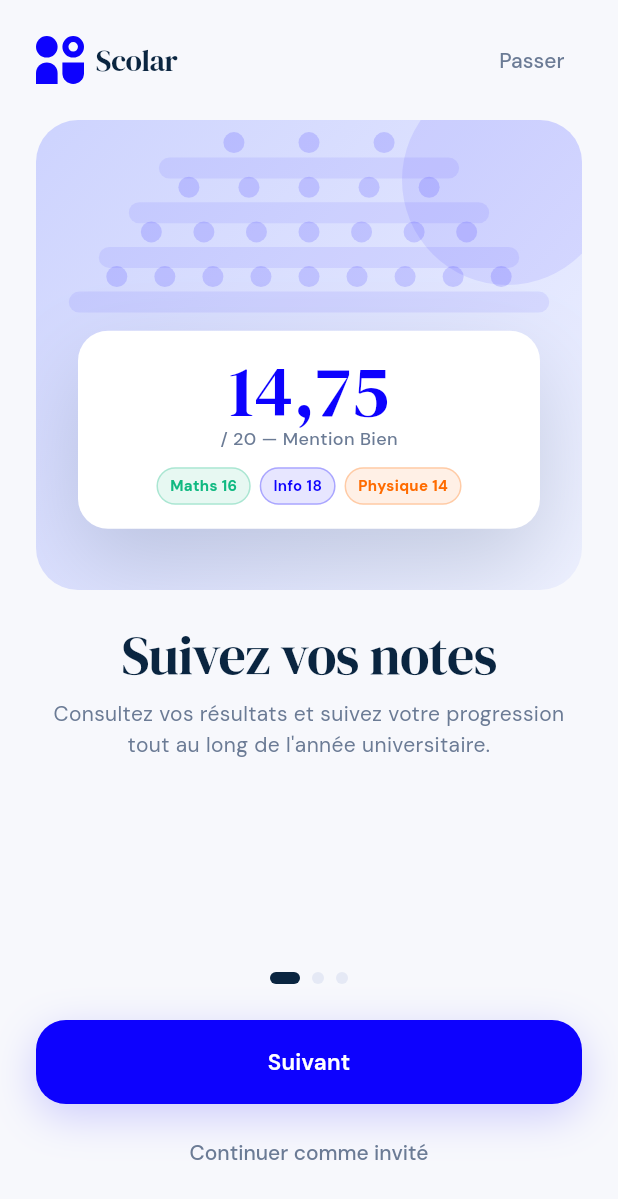
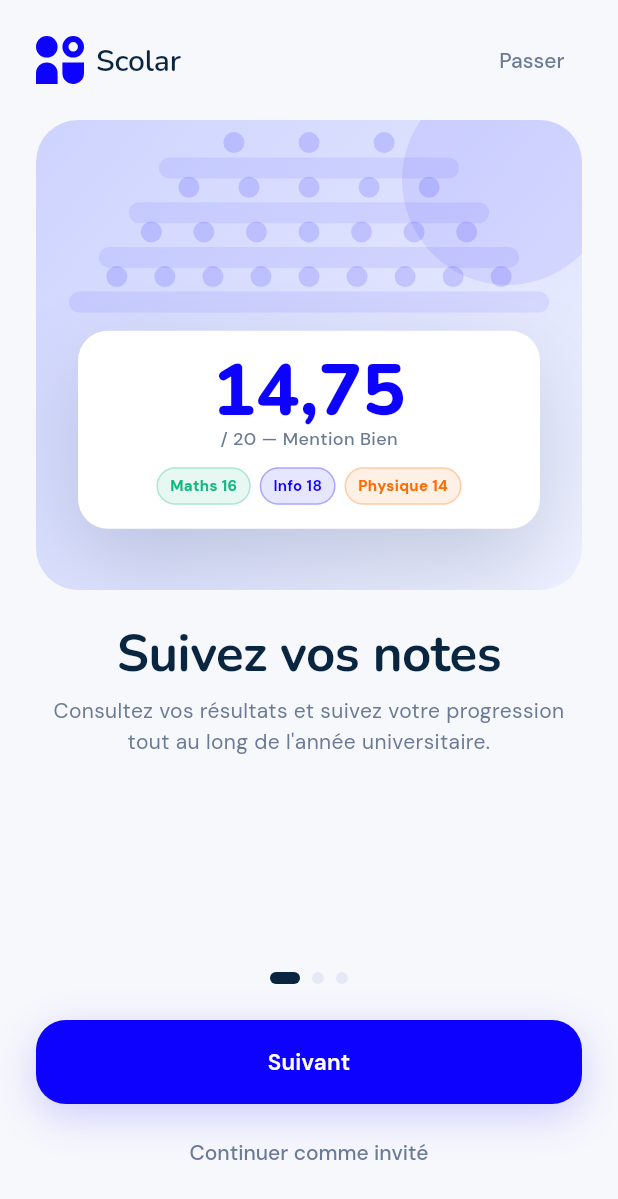
Before and after one commit to ArnaudBay/scolar-mobile, a Flutter app: the screen it shows after launch, on a phone screen of 412 x 824 dp. Shown: the top 1199 px of the screen. Run offline on Flutter 3.47's test engine with Material 3 defaults, Android fonts, the phone set to English and light mode, and no system bars; our stand-ins replace google_fonts.

Commit message:
chore(deps): mise à jour google_fonts ^6.2.1 → ^8.1.0
Passe les titres de DM Serif Display à Nunito (w700/w800) dans le thème
et l'écran d'onboarding.

```diff
--- a/lib/features/onboarding/onboarding_screen.dart
+++ b/lib/features/onboarding/onboarding_screen.dart
@@ -279,8 +279,9 @@ class _GradesIllustration extends StatelessWidget {
                 children: [
                   Text(
                     '14,75',
-                    style: GoogleFonts.dmSerifDisplay(
+                    style: GoogleFonts.nunito(
                       fontSize: 48,
+                      fontWeight: FontWeight.w800,
                       color: ScolarColors.primary,
                       height: 1.0,
                     ),
--- a/lib/theme/scolar_theme.dart
+++ b/lib/theme/scolar_theme.dart
@@ -77,14 +77,16 @@ class ScolarColors {
 class ScolarTypography {
   ScolarTypography._();
 
-  static TextStyle _serif({
+  static TextStyle _heading({
     required double fontSize,
+    required FontWeight fontWeight,
     double? height,
     double? letterSpacing,
     Color color = ScolarColors.text,
   }) =>
-      GoogleFonts.dmSerifDisplay(
+      GoogleFonts.nunito(
         fontSize: fontSize,
+        fontWeight: fontWeight,
         height: height,
         letterSpacing: letterSpacing,
         color: color,
@@ -105,27 +107,47 @@ class ScolarTypography {
         color: color,
       );
 
-  // ─── Headings (DM Serif Display) ──────────────────────────────────────
+  // ─── Headings (Nunito) ────────────────────────────────────────────────
 
-  /// Display — Splash, hero wordmark.
-  static TextStyle get display =>
-      _serif(fontSize: 56, height: 1.07, letterSpacing: -1.2);
+  /// Display — hero wordmark.
+  static TextStyle get display => _heading(
+        fontSize: 52,
+        fontWeight: FontWeight.w800,
+        height: 1.05,
+        letterSpacing: -0.5,
+      );
 
   /// H1 — titres principaux d'écran.
-  static TextStyle get h1 =>
-      _serif(fontSize: 36, height: 1.10, letterSpacing: -0.5);
+  static TextStyle get h1 => _heading(
+        fontSize: 34,
+        fontWeight: FontWeight.w700,
+        height: 1.12,
+        letterSpacing: -0.3,
+      );
 
   /// H2 — titres de section.
-  static TextStyle get h2 =>
-      _serif(fontSize: 24, height: 1.16, letterSpacing: -0.3);
+  static TextStyle get h2 => _heading(
+        fontSize: 24,
+        fontWeight: FontWeight.w700,
+        height: 1.18,
+        letterSpacing: -0.2,
+      );
 
   /// H3 — sous-titres, cartes.
-  static TextStyle get h3 =>
-      _serif(fontSize: 20, height: 1.20, letterSpacing: -0.2);
+  static TextStyle get h3 => _heading(
+        fontSize: 20,
+        fontWeight: FontWeight.w600,
+        height: 1.22,
+        letterSpacing: -0.1,
+      );
 
   /// Chiffres mis en valeur — moyennes, notes.
-  static TextStyle get numeric =>
-      _serif(fontSize: 26, height: 1.0, letterSpacing: -0.5);
+  static TextStyle get numeric => _heading(
+        fontSize: 28,
+        fontWeight: FontWeight.w800,
+        height: 1.0,
+        letterSpacing: -0.3,
+      );
 
   // ─── Body (DM Sans) ───────────────────────────────────────────────────
 
--- a/pubspec.yaml
+++ b/pubspec.yaml
@@ -12,7 +12,7 @@ dependencies:
     sdk: flutter
 
   cupertino_icons: ^1.0.8
-  google_fonts: ^6.2.1
+  google_fonts: ^8.1.0
 
 dev_dependencies:
   flutter_test:
```
Also changed, not shown: pubspec.lock.
